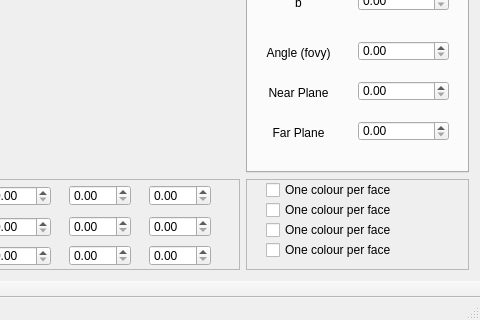
Old version of the form OFFViewer/mainwindow.ui in the repository AndersonQ/OFF.Viewer; both pictures show x 122 to 602 and y 146 to 466 of the 602 by 466 pixel window.
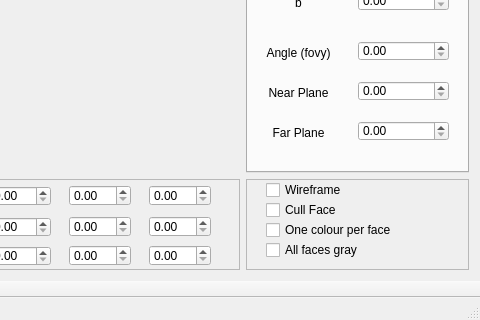
New version of the form. Custom widgets are drawn as their Qt base class.

The edit to the form file:
```diff
--- a/OFFViewer/mainwindow.ui
+++ b/OFFViewer/mainwindow.ui
@@ -692,7 +692,7 @@
         </rect>
        </property>
        <property name="text">
-        <string>One colour per face</string>
+        <string>All faces gray</string>
        </property>
       </widget>
       <widget class="QCheckBox" name="checkBox_2">
@@ -718,7 +718,7 @@
         </rect>
        </property>
        <property name="text">
-        <string>One colour per face</string>
+        <string>Wireframe</string>
        </property>
       </widget>
       <widget class="QCheckBox" name="checkBox_4">
@@ -731,7 +731,7 @@
         </rect>
        </property>
        <property name="text">
-        <string>One colour per face</string>
+        <string>Cull Face</string>
        </property>
       </widget>
      </widget>
```
Left out of the diff: 68 changed lines with no effect on the pictures.
